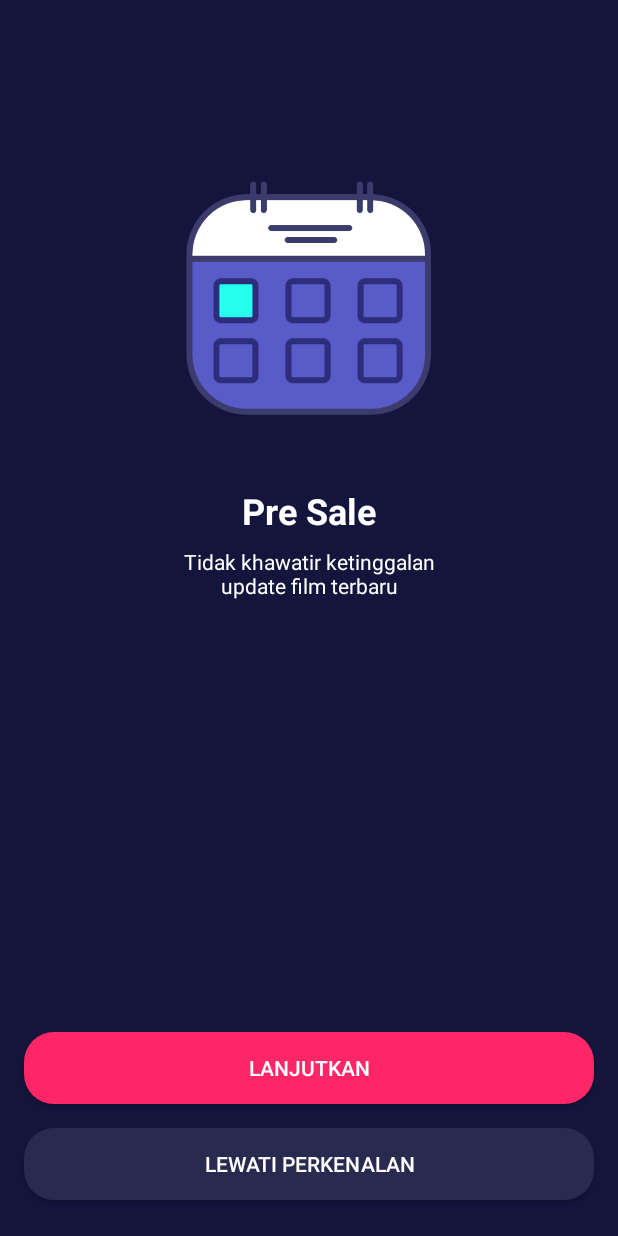
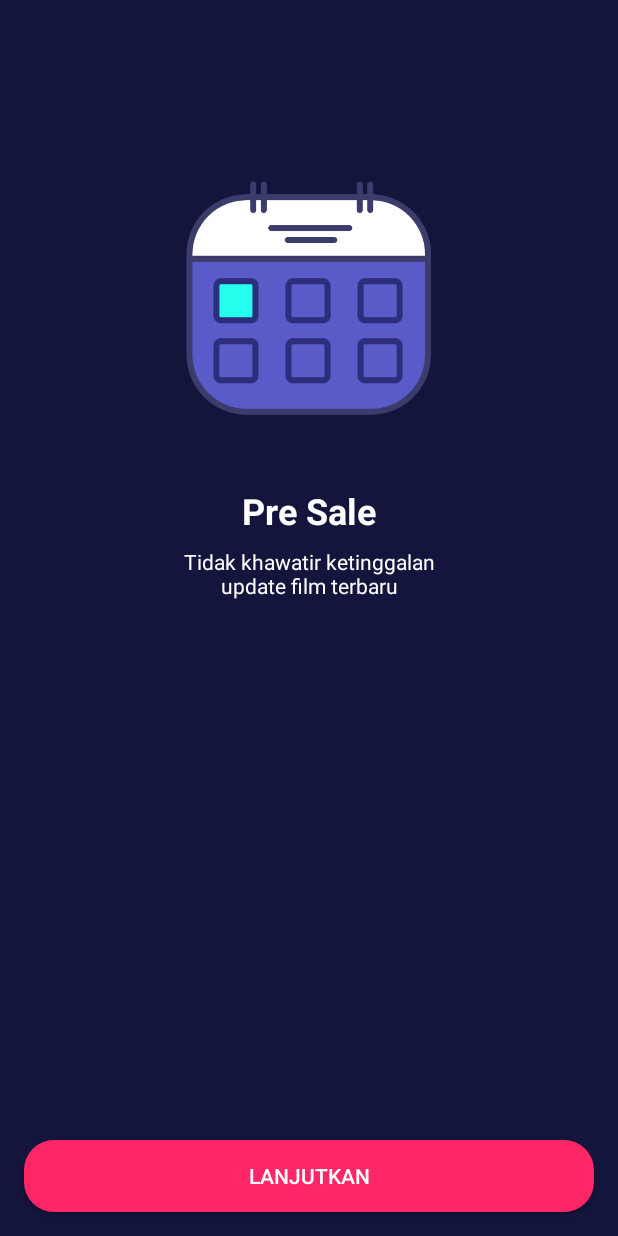
Before and after one commit to fajartd02/MOV, an Android app: the OnboardingTwoActivity screen opened directly, with no data from a screen before it, on a phone screen of 412 x 824 dp. Run offline under Robolectric (Android 15) with nearby library versions, the phone set to English and light mode, and no system bars.

Commit message:
Done all onboarding activity next is setting firebase

```diff
--- a/app/src/main/java/com/fajar/mov/onboarding/OnboardingTwoActivity.kt
+++ b/app/src/main/java/com/fajar/mov/onboarding/OnboardingTwoActivity.kt
@@ -1,12 +1,21 @@
 package com.fajar.mov.onboarding
 
+import android.content.Intent
 import androidx.appcompat.app.AppCompatActivity
 import android.os.Bundle
+import android.widget.Button
 import com.fajar.mov.R
 
 class OnboardingTwoActivity : AppCompatActivity() {
     override fun onCreate(savedInstanceState: Bundle?) {
         super.onCreate(savedInstanceState)
         setContentView(R.layout.activity_onboarding_two)
+
+        val btn_primary = findViewById<Button>(R.id.btn_primary)
+        btn_primary.setOnClickListener {
+            finishAffinity()
+            startActivity(Intent(this@OnboardingTwoActivity, OnboardingThreeActivity::class.java))
+        }
+
     }
 }
--- a/app/src/main/res/layout/activity_onboarding_three.xml
+++ b/app/src/main/res/layout/activity_onboarding_three.xml
@@ -8,7 +8,7 @@
     tools:context=".onboarding.OnboardingOneActivity">
 
     <Button
-        android:id="@+id/button4"
+        android:id="@+id/btn_primary"
         android:layout_width="0dp"
         android:layout_height="wrap_content"
         android:layout_marginStart="16dp"
--- a/app/src/main/res/layout/activity_onboarding_two.xml
+++ b/app/src/main/res/layout/activity_onboarding_two.xml
@@ -8,21 +8,7 @@
     tools:context=".onboarding.OnboardingOneActivity">
 
     <Button
-        android:id="@+id/button2"
-        android:layout_width="0dp"
-        android:layout_height="wrap_content"
-        android:layout_marginStart="16dp"
-        android:layout_marginEnd="16dp"
-        android:layout_marginBottom="24dp"
-        android:background="@drawable/shape_rectangle_blue_grey"
-        android:text="@string/lewati_perkenalan"
-        android:textColor="@color/colorWhite"
-        app:layout_constraintBottom_toBottomOf="parent"
-        app:layout_constraintEnd_toEndOf="parent"
-        app:layout_constraintStart_toStartOf="parent" />
-
-    <Button
-        android:id="@+id/button4"
+        android:id="@+id/btn_primary"
         android:layout_width="0dp"
         android:layout_height="wrap_content"
         android:layout_marginStart="16dp"
@@ -31,8 +17,9 @@
         android:background="@drawable/shape_rectangle_pink"
         android:text="@string/lanjutkan"
         android:textColor="@color/colorWhite"
-        app:layout_constraintBottom_toTopOf="@+id/button2"
+        app:layout_constraintBottom_toBottomOf="parent"
         app:layout_constraintEnd_toEndOf="parent"
+        app:layout_constraintHorizontal_bias="0.0"
         app:layout_constraintStart_toStartOf="parent" />
 
     <ImageView
```
Also changed, not shown: app/src/main/java/com/fajar/mov/onboarding/OnboardingOneActivity.kt (+17 -0 lines), app/src/main/java/com/fajar/mov/onboarding/OnboardingThreeActivity.kt (+10 -0 lines), app/src/main/res/layout/activity_onboarding_one.xml (+5 -4 lines).
